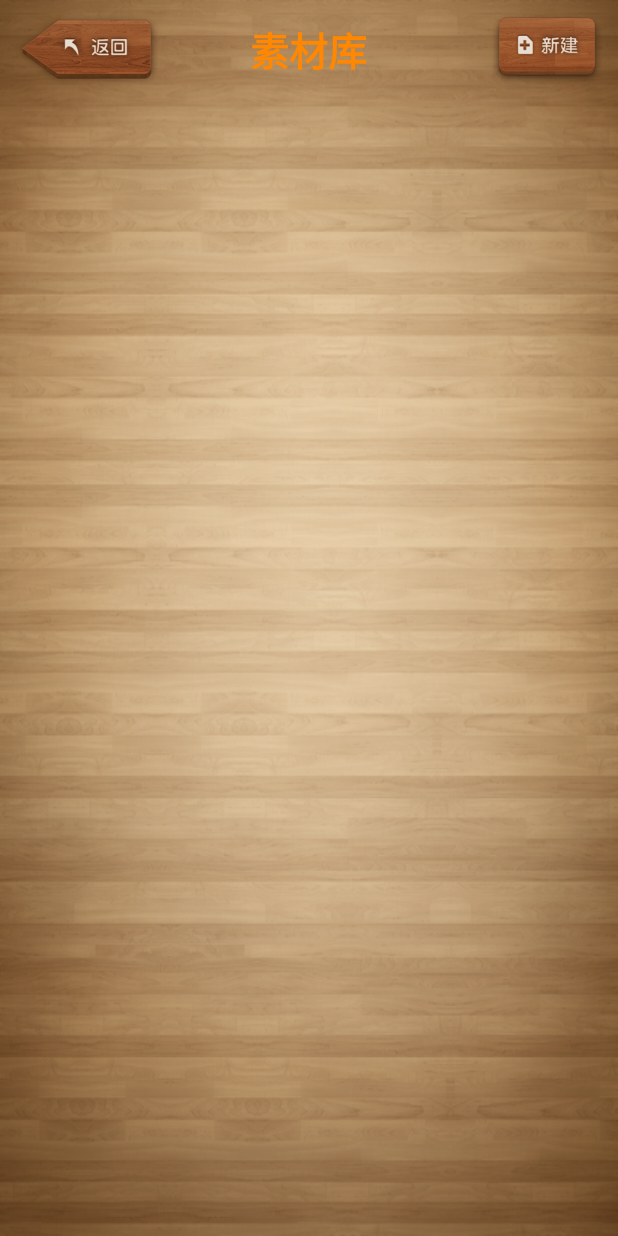
After one commit to dodoinblue/Yuudee-Android, an Android app: the layout activity_resource_library.xml on its own in the app's theme, with its tools: preview values and no code run, on a phone screen of 412 x 824 dp. The commit adds this screen. Run offline under Robolectric (Android 15) with nearby library versions, the phone set to English and light mode, and no system bars.

Commit message:
Finish most functions for parent mode

```diff
--- a/LittleWalterProject/src/main/AndroidManifest.xml
+++ b/LittleWalterProject/src/main/AndroidManifest.xml
@@ -54,6 +54,10 @@
                 <category android:name="android.intent.category.LAUNCHER" />
             </intent-filter>
         </activity>
+
+        <activity android:name=".activity.ResourceLibraryActivity"/>
+
+        <activity android:name=".activity.ResourceLibraryDetailActivity"/>
     </application>
 
 </manifest>
--- a/LittleWalterProject/src/main/java/com/children/littlewalter/activity/BaseLittleWalterActivity.java
+++ b/LittleWalterProject/src/main/java/com/children/littlewalter/BaseLittleWalterActivity.java
@@ -3,7 +3,7 @@
  * All rights reserved.
  */
 
-package com.children.littlewalter.activity;
+package com.children.littlewalter;
 
 import android.os.Bundle;
 import android.pattern.BaseActivity;
--- /dev/null
+++ b/LittleWalterProject/src/main/res/drawable/back_btn.xml
@@ -0,0 +1,13 @@
+<?xml version="1.0" encoding="UTF-8"?>
+<!--
+  ~ Copyright (C) 2015 G-Wearable Inc.
+  ~ All rights reserved.
+  -->
+
+<selector
+  xmlns:android="http://schemas.android.com/apk/res/android">
+    <item android:state_focused="true" android:drawable="@mipmap/back_down" />
+    <item android:state_pressed="true" android:drawable="@mipmap/back_down" />
+    <item android:state_selected="true" android:drawable="@mipmap/back_down" />
+    <item android:drawable="@mipmap/back" />
+</selector>
--- /dev/null
+++ b/LittleWalterProject/src/main/res/drawable/parent_main_add.xml
@@ -0,0 +1,13 @@
+<?xml version="1.0" encoding="UTF-8"?>
+<!--
+  ~ Copyright (C) 2015 G-Wearable Inc.
+  ~ All rights reserved.
+  -->
+
+<selector
+  xmlns:android="http://schemas.android.com/apk/res/android">
+    <item android:state_focused="true" android:drawable="@mipmap/parent_main_addbtn_down" />
+    <item android:state_pressed="true" android:drawable="@mipmap/parent_main_addbtn_down" />
+    <item android:state_selected="true" android:drawable="@mipmap/parent_main_addbtn_down" />
+    <item android:drawable="@mipmap/parent_main_addbtn" />
+</selector>
--- a/LittleWalterProject/src/main/res/layout/action_window_parent_settings.xml
+++ b/LittleWalterProject/src/main/res/layout/action_window_parent_settings.xml
@@ -41,8 +41,7 @@
                 android:onClick="onClick"
                 android:clickable="true"
                 android:textColor="@android:color/darker_gray"
-                android:textSize="14dp"
-                android:text="我需要帮助" />
+                android:textSize="14dp" />
 
             <EditText
                 android:id="@+id/parent_settings_edit_category_name"
--- a/LittleWalterProject/src/main/res/layout/activity_main.xml
+++ b/LittleWalterProject/src/main/res/layout/activity_main.xml
@@ -92,5 +92,5 @@
         <include layout="@layout/include_guide_flicker3"/>
     </FrameLayout>
 
-    <include layout="@layout/include_parent_ui" />
+    <include layout="@layout/include_main_parent_ui" />
 </FrameLayout>
--- /dev/null
+++ b/LittleWalterProject/src/main/res/layout/activity_resource_library.xml
@@ -0,0 +1,21 @@
+<?xml version="1.0" encoding="utf-8"?>
+<!--
+  ~ Copyright (C) 2015 G-Wearable Inc.
+  ~ All rights reserved.
+  -->
+
+<FrameLayout xmlns:android="http://schemas.android.com/apk/res/android"
+    android:layout_width="match_parent"
+    android:layout_height="match_parent"
+    android:background="@mipmap/background2">
+
+    <com.children.littlewalter.widget.ScrollLayout
+        android:id="@+id/container"
+        android:layout_width="match_parent"
+        android:layout_height="wrap_content"
+        android:layout_gravity="center"
+        android:gravity="center" />
+
+    <include layout="@layout/include_resource_library_ui" />
+
+</FrameLayout>
--- a/LittleWalterProject/src/main/res/layout/card_item.xml
+++ b/LittleWalterProject/src/main/res/layout/card_item.xml
@@ -9,6 +9,7 @@
     android:orientation="vertical">
 
     <LinearLayout
+        android:id="@+id/card_bg"
         android:layout_width="match_parent"
         android:layout_height="match_parent"
         android:background="@mipmap/card_bg"
--- a/LittleWalterProject/src/main/res/layout/include_parent_ui.xml
+++ b/LittleWalterProject/src/main/res/layout/include_main_parent_ui.xml
@@ -35,9 +35,10 @@
             android:background="@mipmap/parent_main_title">
 
             <ImageView
+                android:id="@+id/spinner_title"
                 android:layout_width="wrap_content"
                 android:layout_height="wrap_content"
-                android:background="@mipmap/parent_main_titlefoldbtn" />
+                android:background="@mipmap/parent_main_titleunfoldbtn" />
 
             <TextView
                 android:id="@+id/parent_category_content"
--- /dev/null
+++ b/LittleWalterProject/src/main/res/layout/include_resource_library_ui.xml
@@ -0,0 +1,47 @@
+<?xml version="1.0" encoding="utf-8"?>
+<!--
+  ~ Copyright (C) 2015 G-Wearable Inc.
+  ~ All rights reserved.
+  -->
+
+<merge xmlns:android="http://schemas.android.com/apk/res/android"
+    android:layout_width="match_parent"
+    android:layout_height="match_parent">
+    <RelativeLayout
+        android:layout_width="match_parent"
+        android:layout_height="wrap_content"
+        android:layout_gravity="top|center_horizontal"
+        android:layout_margin="10dp"
+        android:orientation="horizontal">
+
+        <ImageView
+            android:id="@+id/resource_library_back"
+            android:layout_width="wrap_content"
+            android:layout_height="wrap_content"
+            android:layout_alignParentLeft="true"
+            android:layout_centerVertical="true"
+            android:clickable="true"
+            android:onClick="onClick"
+            android:background="@drawable/back_btn" />
+
+        <TextView
+            android:layout_width="wrap_content"
+            android:layout_height="wrap_content"
+            android:layout_centerInParent="true"
+            android:gravity="center"
+            android:text="素材库"
+            android:textStyle="bold"
+            android:textSize="26dp"
+            android:textColor="@android:color/holo_orange_dark" />
+
+        <ImageView
+            android:id="@+id/resource_library_new"
+            android:layout_width="wrap_content"
+            android:layout_height="wrap_content"
+            android:layout_alignParentRight="true"
+            android:layout_centerVertical="true"
+            android:clickable="true"
+            android:onClick="onClick"
+            android:background="@drawable/parent_main_add" />
+    </RelativeLayout>
+</merge>
```
Also changed, not shown: LittleWalterProject/src/main/java/com/children/littlewalter/activity/MainActivity.java (+22 -13 lines), LittleWalterProject/src/main/java/com/children/littlewalter/activity/ResourceLibraryActivity.java (added, +137 -0 lines), LittleWalterProject/src/main/java/com/children/littlewalter/activity/ResourceLibraryDetailActivity.java (added, +83 -0 lines), LittleWalterProject/src/main/java/com/children/littlewalter/adapter/ScrollAdapter.java (+8 -4 lines), LittleWalterProject/src/main/java/com/children/littlewalter/model/CardItem.java (+4 -55 lines), LittleWalterProject/src/main/java/com/children/littlewalter/widget/ScrollLayout.java (+7 -5 lines), LittleWalterProject/src/main/res/layout/activity_resource_library_detail.xml (added, +21 -0 lines), 1 other file.
